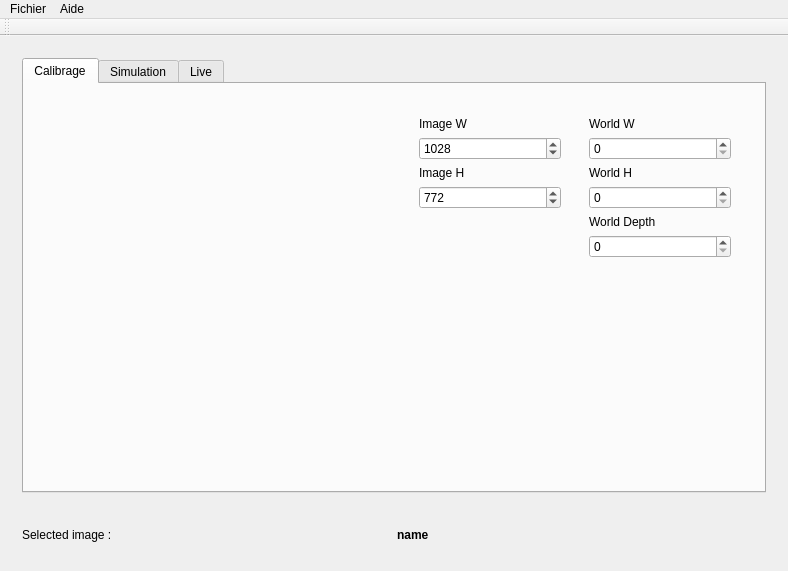
Qt form ProcessIm/mainwindow.ui (MartinSamouiller/ProjetVision) before a commit.
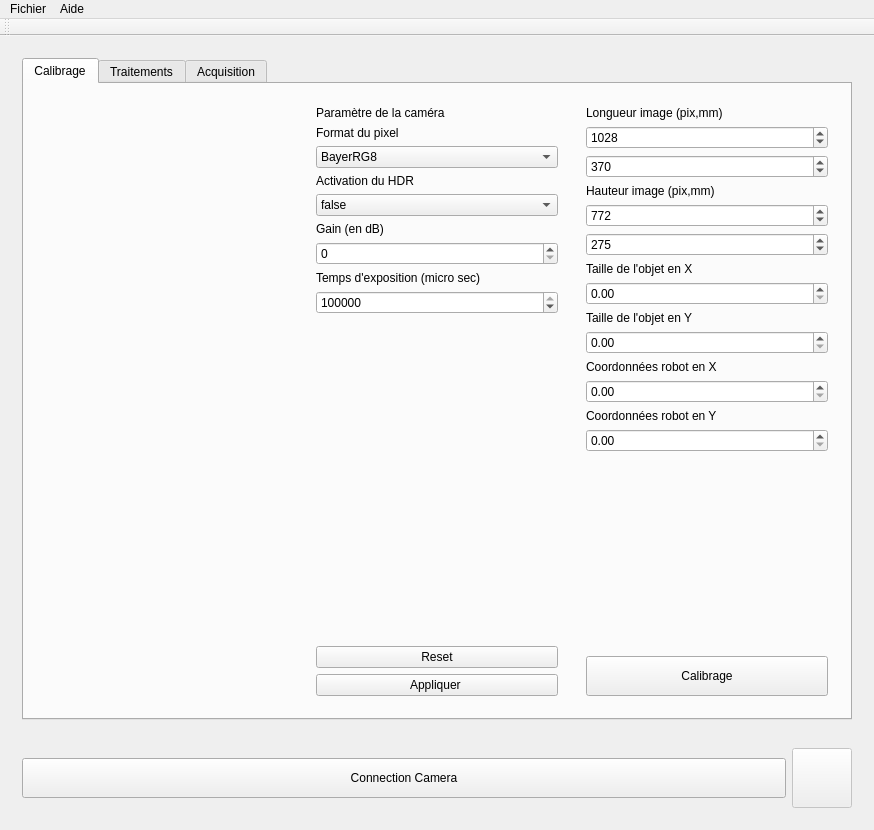
The same form after that commit. The open tabs and pages were chosen to show the change. Icons and pictures are not drawn.

```diff
--- a/ProcessIm/mainwindow.ui
+++ b/ProcessIm/mainwindow.ui
@@ -9,10 +9,16 @@
    <rect>
     <x>0</x>
     <y>0</y>
-    <width>788</width>
-    <height>504</height>
+    <width>874</width>
+    <height>830</height>
    </rect>
   </property>
+  <property name="minimumSize">
+   <size>
+    <width>300</width>
+    <height>0</height>
+   </size>
+  </property>
   <property name="windowTitle">
    <string>ProcessIm</string>
   </property>
@@ -26,7 +32,7 @@
    <property name="enabled">
     <bool>true</bool>
    </property>
-   <layout class="QVBoxLayout" name="verticalLayout">
+   <layout class="QVBoxLayout" name="verticalLayout_9">
     <item>
      <widget class="QWidget" name="widget" native="true">
       <layout class="QHBoxLayout" name="horizontalLayout">
@@ -60,26 +66,144 @@
             </widget>
            </item>
            <item>
-            <widget class="QWidget" name="widget_5" native="true">
+            <widget class="QWidget" name="widget_6" native="true">
              <property name="maximumSize">
               <size>
                <width>16777215</width>
                <height>16777215</height>
               </size>
              </property>
-             <layout class="QHBoxLayout" name="horizontalLayout_5">
+             <layout class="QVBoxLayout" name="verticalLayout">
+              <item>
+               <widget class="QLabel" name="label_9">
+                <property name="text">
+                 <string>Paramètre de la caméra</string>
+                </property>
+               </widget>
+              </item>
+              <item>
+               <widget class="QLabel" name="label_10">
+                <property name="text">
+                 <string>Format du pixel</string>
+                </property>
+               </widget>
+              </item>
+              <item>
+               <widget class="QComboBox" name="pixel_format">
+                <item>
+                 <property name="text">
+                  <string>BayerRG8</string>
+                 </property>
+                </item>
+                <item>
+                 <property name="text">
+                  <string>BayerRG12</string>
+                 </property>
+                </item>
+                <item>
+                 <property name="text">
+                  <string>Mono8</string>
+                 </property>
+                </item>
+               </widget>
+              </item>
+              <item>
+               <widget class="QLabel" name="label_11">
+                <property name="text">
+                 <string>Activation du HDR</string>
+                </property>
+               </widget>
+              </item>
+              <item>
+               <widget class="QComboBox" name="HDR">
+                <item>
+                 <property name="text">
+                  <string>false</string>
+                 </property>
+                </item>
+                <item>
+                 <property name="text">
+                  <string>true</string>
+                 </property>
+                </item>
+               </widget>
+              </item>
+              <item>
+               <widget class="QLabel" name="label_12">
+                <property name="text">
+                 <string>Gain (en dB)</string>
+                </property>
+               </widget>
+              </item>
+              <item>
+               <widget class="QSpinBox" name="box_gain">
+                <property name="maximum">
+                 <number>10000000</number>
+                </property>
+                <property name="value">
+                 <number>0</number>
+                </property>
+               </widget>
+              </item>
+              <item>
+               <widget class="QLabel" name="label_8">
+                <property name="text">
+                 <string>Temps d'exposition (micro sec)</string>
+                </property>
+               </widget>
+              </item>
+              <item>
+               <widget class="QSpinBox" name="box_expo">
+                <property name="maximum">
+                 <number>10000000</number>
+                </property>
+                <property name="value">
+                 <number>285000</number>
+                </property>
+               </widget>
+              </item>
+              <item>
+               <spacer name="verticalSpacer_3">
+                <property name="orientation">
+                 <enum>Qt::Vertical</enum>
+                </property>
+                <property name="sizeHint" stdset="0">
+                 <size>
+                  <width>20</width>
+                  <height>40</height>
+                 </size>
+                </property>
+               </spacer>
+              </item>
+              <item>
+               <widget class="QPushButton" name="reset_reg">
+                <property name="text">
+                 <string>Reset</string>
+                </property>
+               </widget>
+              </item>
+              <item>
+               <widget class="QPushButton" name="apply_reg">
+                <property name="text">
+                 <string>Appliquer </string>
+                </property>
+               </widget>
+              </item>
+             </layout>
+            </widget>
+           </item>
               <item>
                <widget class="QWidget" name="widget_7" native="true">
-                <layout class="QVBoxLayout" name="verticalLayout_5">
+             <layout class="QVBoxLayout" name="verticalLayout_6">
                  <item>
                   <widget class="QLabel" name="label">
                    <property name="text">
-                    <string>Image W</string>
+                 <string>Longueur image (pix,mm)</string>
                    </property>
                   </widget>
                  </item>
                  <item>
-                  <widget class="QSpinBox" name="spinBox_ImageW">
+               <widget class="QSpinBox" name="box_im_l_pix">
                    <property name="maximum">
                     <number>10000</number>
                    </property>
@@ -88,15 +212,25 @@
                    </property>
                   </widget>
                  </item>
+              <item>
+               <widget class="QSpinBox" name="box_im_l_mm">
+                <property name="maximum">
+                 <number>10000</number>
+                </property>
+                <property name="value">
+                 <number>370</number>
+                </property>
+               </widget>
+              </item>
                  <item>
                   <widget class="QLabel" name="label_2">
                    <property name="text">
-                    <string>Image H</string>
+                 <string>Hauteur image (pix,mm)</string>
                    </property>
                   </widget>
                  </item>
                  <item>
-                  <widget class="QSpinBox" name="spinBox_ImageH">
+               <widget class="QSpinBox" name="box_im_h_pix">
                    <property name="maximum">
                     <number>10000</number>
                    </property>
@@ -106,63 +240,68 @@
                   </widget>
                  </item>
                  <item>
-                  <spacer name="verticalSpacer_3">
-                   <property name="orientation">
-                    <enum>Qt::Vertical</enum>
-                   </property>
-                   <property name="sizeHint" stdset="0">
-                    <size>
-                     <width>20</width>
-                     <height>40</height>
-                    </size>
-                   </property>
-                  </spacer>
-                 </item>
-                </layout>
+               <widget class="QSpinBox" name="box_im_h_mm">
+                <property name="maximum">
+                 <number>10000</number>
+                </property>
+                <property name="value">
+                 <number>275</number>
+                </property>
                </widget>
               </item>
-              <item>
-               <widget class="QWidget" name="widget_6" native="true">
-                <layout class="QVBoxLayout" name="verticalLayout_6">
                  <item>
                   <widget class="QLabel" name="label_3">
                    <property name="text">
-                    <string>World W</string>
+                 <string>Taille de l'objet en X</string>
                    </property>
                   </widget>
                  </item>
                  <item>
-                  <widget class="QSpinBox" name="spinBox_WorldW">
+               <widget class="QDoubleSpinBox" name="box_obj_x">
                    <property name="maximum">
-                    <number>10000</number>
+                 <double>100000.000000000000000</double>
                    </property>
                   </widget>
                  </item>
                  <item>
                   <widget class="QLabel" name="label_5">
                    <property name="text">
-                    <string>World H</string>
+                 <string>Taille de l'objet en Y</string>
                    </property>
                   </widget>
                  </item>
                  <item>
-                  <widget class="QSpinBox" name="spinBox_WorldH">
+               <widget class="QDoubleSpinBox" name="box_obj_y">
                    <property name="maximum">
-                    <number>10000</number>
+                 <double>100000.000000000000000</double>
                    </property>
                   </widget>
                  </item>
                  <item>
                   <widget class="QLabel" name="label_6">
                    <property name="text">
-                    <string>World Depth</string>
+                 <string>Coordonnées robot en X</string>
                    </property>
                   </widget>
                  </item>
                  <item>
-                  <widget class="QSpinBox" name="spinBox_WorldDepth">
+               <widget class="QDoubleSpinBox" name="box_coord_x">
                    <property name="maximum">
-                    <number>10000</number>
+                 <double>100000.000000000000000</double>
+                </property>
+               </widget>
+              </item>
+              <item>
+               <widget class="QLabel" name="label_7">
+                <property name="text">
+                 <string>Coordonnées robot en Y</string>
+                </property>
+               </widget>
+              </item>
+              <item>
+               <widget class="QDoubleSpinBox" name="box_coord_y">
+                <property name="maximum">
+                 <double>100000.000000000000000</double>
                    </property>
                   </widget>
                  </item>
@@ -179,7 +318,17 @@
                    </property>
                   </spacer>
                  </item>
-                </layout>
+              <item>
+               <widget class="QPushButton" name="bout_calibrage">
+                <property name="minimumSize">
+                 <size>
+                  <width>0</width>
+                  <height>40</height>
+                 </size>
+                </property>
+                <property name="text">
+                 <string>Calibrage</string>
+                </property>
                </widget>
               </item>
              </layout>
@@ -189,7 +338,7 @@
          </widget>
          <widget class="QWidget" name="tab_Simulation">
           <attribute name="title">
-           <string>Simulation</string>
+           <string>Traitements</string>
           </attribute>
           <layout class="QHBoxLayout" name="horizontalLayout_3">
            <item>
@@ -349,8 +498,79 @@
          </widget>
          <widget class="QWidget" name="tab_Live">
           <attribute name="title">
+           <string>Acquisition</string>
+          </attribute>
+          <layout class="QHBoxLayout" name="horizontalLayout_6">
+           <item>
+            <widget class="QWidget" name="widget_8" native="true">
+             <layout class="QHBoxLayout" name="horizontalLayout_7">
+              <item>
+               <widget class="QGraphicsView" name="graphicsView_Live"/>
+              </item>
+              <item>
+               <widget class="QWidget" name="widget_9" native="true">
+                <layout class="QVBoxLayout" name="verticalLayout_8">
+                 <item>
+                  <spacer name="verticalSpacer_5">
+                   <property name="orientation">
+                    <enum>Qt::Vertical</enum>
+                   </property>
+                   <property name="sizeHint" stdset="0">
+                    <size>
+                     <width>20</width>
+                     <height>40</height>
+                    </size>
+                   </property>
+                  </spacer>
+                 </item>
+                 <item>
+                  <widget class="QPushButton" name="pushButton_Live">
+                   <property name="text">
            <string>Live</string>
-          </attribute>
+                   </property>
+                  </widget>
+                 </item>
+                 <item>
+                  <widget class="QPushButton" name="pushButton_LiveStop">
+                   <property name="text">
+                    <string>Live Stop</string>
+                   </property>
+                  </widget>
+                 </item>
+                 <item>
+                  <widget class="QPushButton" name="pushButton_Snap">
+                   <property name="minimumSize">
+                    <size>
+                     <width>50</width>
+                     <height>50</height>
+                    </size>
+                   </property>
+                   <property name="text">
+                    <string>Snap</string>
+                   </property>
+                  </widget>
+                 </item>
+                 <item>
+                  <widget class="QPushButton" name="pushButton_2">
+                   <property name="text">
+                    <string>Sauvegarder</string>
+                   </property>
+                  </widget>
+                 </item>
+                 <item>
+                  <widget class="QPushButton" name="pushButton_3">
+                   <property name="text">
+                    <string>Detection</string>
+                   </property>
+                  </widget>
+                 </item>
+                </layout>
+               </widget>
+              </item>
+             </layout>
+            </widget>
+           </item>
+          </layout>
          </widget>
         </widget>
        </item>
@@ -362,40 +582,51 @@
       <property name="minimumSize">
        <size>
         <width>0</width>
-        <height>50</height>
+        <height>0</height>
        </size>
       </property>
       <property name="maximumSize">
        <size>
         <width>16777215</width>
-        <height>50</height>
+        <height>16777215</height>
        </size>
       </property>
       <layout class="QHBoxLayout" name="horizontalLayout_2">
        <item>
-        <widget class="QLabel" name="constlbl_Currentimage">
+        <widget class="QPushButton" name="pushButton_Connection">
+         <property name="minimumSize">
+          <size>
+           <width>0</width>
+           <height>40</height>
+          </size>
+         </property>
          <property name="text">
-          <string>Selected image : </string>
+          <string>Connection Camera</string>
          </property>
         </widget>
        </item>
        <item>
-        <widget class="QLabel" name="lbl_curren_image_selectionner">
+        <widget class="QPushButton" name="pushButton_LEDConnection">
+         <property name="enabled">
+          <bool>false</bool>
+         </property>
          <property name="minimumSize">
           <size>
-           <width>100</width>
-           <height>0</height>
+           <width>60</width>
+           <height>60</height>
           </size>
          </property>
-         <property name="font">
-          <font>
-           <pointsize>9</pointsize>
-           <weight>75</weight>
-           <bold>true</bold>
-          </font>
+         <property name="maximumSize">
+          <size>
+           <width>60</width>
+           <height>60</height>
+          </size>
+         </property>
+         <property name="autoFillBackground">
+          <bool>false</bool>
          </property>
          <property name="text">
-          <string>name</string>
+          <string/>
          </property>
         </widget>
        </item>
@@ -409,7 +640,7 @@
     <rect>
      <x>0</x>
      <y>0</y>
-     <width>788</width>
+     <width>874</width>
      <height>21</height>
     </rect>
    </property>
```
Left out of the diff: 27 changed lines with no effect on the pictures. Lines whose indentation alone changed are shown as unchanged.
